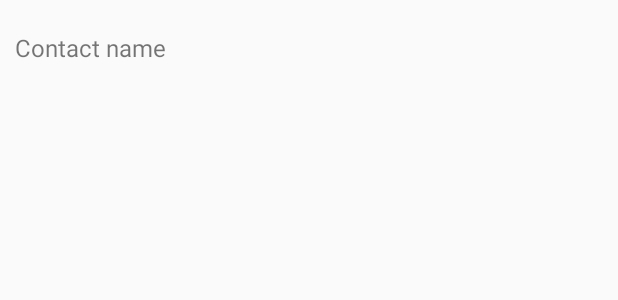
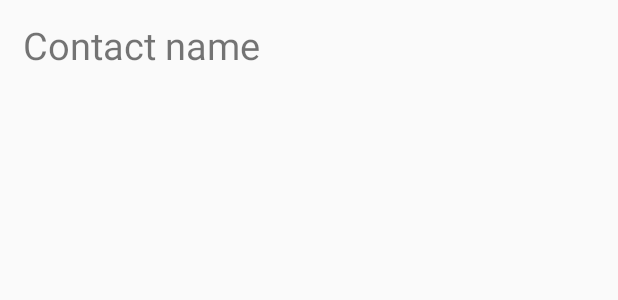
Before and after one commit to N-plat/android-app, an Android app: the layout contact.xml on its own in the app's theme, with its tools: preview values and no code run, on a phone screen of 412 x 824 dp. Shown: the top 300 px of the screen. Run offline under Robolectric (Android 15) with nearby library versions, the phone set to English and light mode, and no system bars.

Commit message:
better layout

```diff
--- a/app/build.gradle
+++ b/app/build.gradle
@@ -7,8 +7,8 @@ android {
         applicationId "ch.ecommunicate.chat"
         minSdkVersion 15
         targetSdkVersion 25
-        versionCode 4
-        versionName "alpha_1_1_3"
+        versionCode 5
+        versionName "alpha_1_1_1"
         testInstrumentationRunner "android.support.test.runner.AndroidJUnitRunner"
     }
     buildTypes {
--- a/app/src/main/res/layout/activity_chat.xml
+++ b/app/src/main/res/layout/activity_chat.xml
@@ -49,7 +49,7 @@
         android:layout_alignParentEnd="true"
         android:layout_alignParentRight="true"
         android:layout_above="@+id/linearLayout"
-        android:padding="5pt"
+        android:padding="0pt"
         android:background="@null"
         android:id="@+id/linearLayout2">
 
--- a/app/src/main/res/layout/contact.xml
+++ b/app/src/main/res/layout/contact.xml
@@ -2,10 +2,13 @@
 <RelativeLayout xmlns:android="http://schemas.android.com/apk/res/android"
     xmlns:tools="http://schemas.android.com/tools"
     android:layout_width="fill_parent"
-    android:layout_height="?android:attr/listPreferredItemHeight"
+    android:layout_height="60sp"
     android:gravity="center"
     android:orientation="vertical"
-    android:padding="10dp" >
+    android:paddingLeft="15dp"
+    android:paddingRight="3dp"
+    android:paddingTop="3dp"
+    android:paddingBottom="3dp">
 
 
     <TextView
@@ -13,6 +16,6 @@
         android:layout_width="fill_parent"
         android:layout_height="wrap_content"
         android:text="Contact name"
-        android:textSize="16sp" />
+        android:textSize="25sp" />
 
 </RelativeLayout>
--- a/app/src/main/res/values/dimen.xml
+++ b/app/src/main/res/values/dimen.xml
@@ -1,7 +1,7 @@
 <?xml version="1.0" encoding="utf-8"?>
 <resources xmlns:tools="http://schemas.android.com/tools">
-    <dimen name="activity_horizontal_margin">16dp</dimen>
-    <dimen name="activity_vertical_margin">16dp</dimen>
+    <dimen name="activity_horizontal_margin">0dp</dimen>
+    <dimen name="activity_vertical_margin">0dp</dimen>
     <dimen name="fab_margin">16dp</dimen>
     <!-- hack to make the icon in the floatingactionbutton big enough -->
     <dimen name="design_fab_size_mini" tools:override="true">45dp</dimen>
```
Also changed, not shown: app/src/main/java/ch/ecommunicate/chat/ChatAdapter.java (+12 -4 lines), app/src/main/res/layout/backward_message.xml (+4 -4 lines), app/src/main/res/layout/forward_message.xml (+5 -5 lines).
